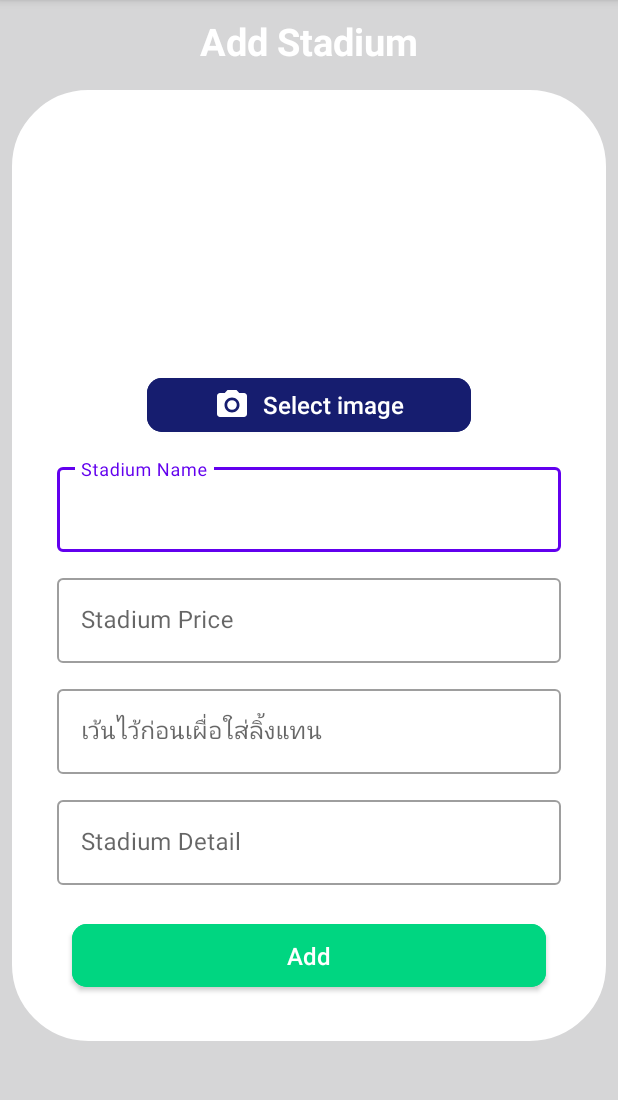
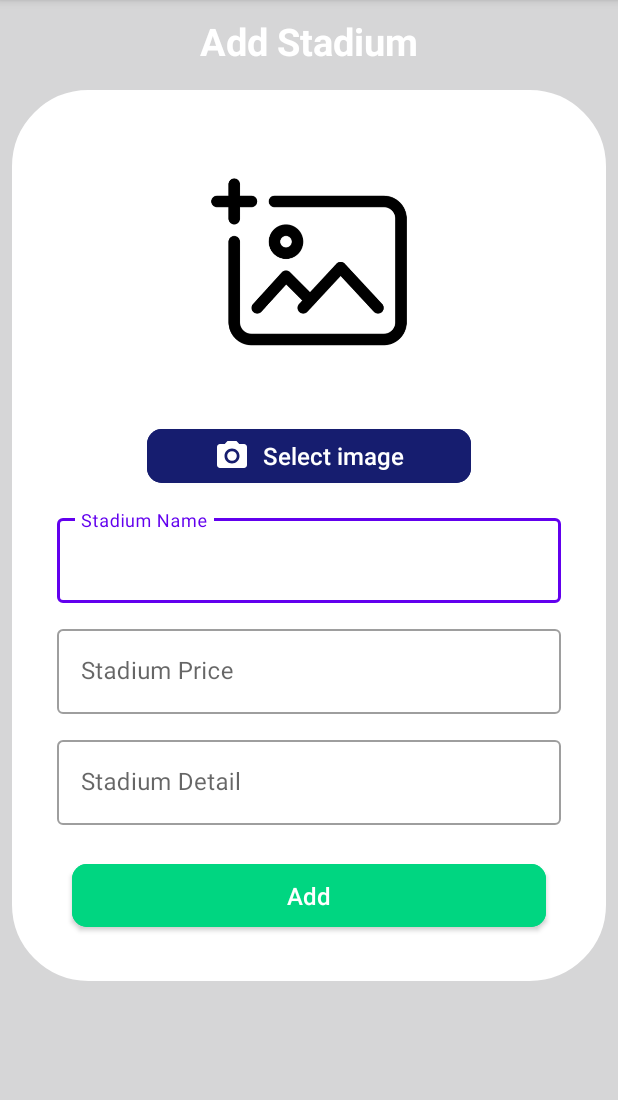
Before and after one commit to peanattha/project-mobile-device, an Android app: the add_stadium screen opened directly, with no data from a screen before it, on a phone screen of 412 x 824 dp, the part 84-1184 px from its top. Run offline under Robolectric (Android 15) with nearby library versions, the light colour scheme and no system bars; pictures from the network do not load.

Commit message:
Initial Commit

```diff
--- a/app/src/main/java/com/example/project/manage_stadium.kt
+++ b/app/src/main/java/com/example/project/manage_stadium.kt
@@ -28,6 +28,7 @@ class manage_stadium : AppCompatActivity() {
                 DividerItemDecoration.VERTICAL) )
     }
     override fun onResume() {
+        stadiumList.clear()
         super.onResume()
         callStadiumData()
     }
--- a/app/src/main/java/com/example/project/stadiumAPI.kt
+++ b/app/src/main/java/com/example/project/stadiumAPI.kt
@@ -1,12 +1,14 @@
 package com.example.project
 
+import okhttp3.MultipartBody
+import okhttp3.RequestBody
 import retrofit2.Call
 import retrofit2.Retrofit
 import retrofit2.converter.gson.GsonConverterFactory
 import retrofit2.http.*
 
 interface stadiumAPI {
-    @GET("allstadiun")
+    @GET("allstadium")
     fun retrieveStadium(): Call<List<stadium>>
 
     @FormUrlEncoded
@@ -19,29 +21,31 @@ interface stadiumAPI {
     ): Call<search>
 
     @FormUrlEncoded
-    @POST("stadium")
-    fun insertStadium(
-        @Field("stadium_name") stadium_name: String,
-        @Field("stadium_price") stadium_price: Int,
-        @Field("stadium_img") stadium_img: String,
-        @Field("stadium_detail") stadium_detail: String,
-        @Field("create_at") create_at: String): Call<stadium>
-
-    @FormUrlEncoded
-    @PUT("stadium/{stadium_id}")
-    fun updateStadium(
-        @Path("stadium_id") stadium_id: String,
-        @Field("stadium_name") stadium_name: String,
-        @Field("stadium_price") stadium_price: Int,
-        @Field("stadium_img") stadium_img: String,
-        @Field("stadium_detail") stadium_detail: String,
-        @Field("update_at") update_at: String): Call<stadium>
-
-    @FormUrlEncoded
     @PUT("stadium/{stadium_id}")
     fun softDeleteStadium(
         @Path("stadium_id") stadium_id: String,
         @Field("delete_at") delete_at: String): Call<stadium>
+
+    @Multipart
+    @POST("/stadium")
+    fun add(
+        @Part image: MultipartBody.Part,
+        @Part("stadium_name") stadium_name: RequestBody,
+        @Part("stadium_price") stadium_price: RequestBody,
+        @Part("stadium_detail") stadium_detail: RequestBody,
+        @Part("create_at") create_at: RequestBody
+    ): Call<UploadResponse>
+
+    @Multipart
+    @PUT("stadium/{stadium_id}")
+    fun updateStadium(
+        @Part image: MultipartBody.Part,
+        @Path("stadium_id") stadium_id: String,
+        @Part("stadium_name") stadium_name: RequestBody,
+        @Part("stadium_price") stadium_price: RequestBody,
+        @Part("stadium_detail") stadium_detail: RequestBody,
+        @Part("update_at") update_at: RequestBody
+    ): Call<UploadResponse>
 
     companion object {
         fun create(): stadiumAPI {
@@ -53,4 +57,5 @@ interface stadiumAPI {
             return serv
         }
     }
+
 }
--- a/app/src/main/res/layout/activity_add_stadium.xml
+++ b/app/src/main/res/layout/activity_add_stadium.xml
@@ -64,11 +64,13 @@
 
                 <ImageView
                     android:id="@+id/imageView"
-                    android:layout_width="329dp"
-                    android:layout_height="146dp"/>
+                    android:layout_width="match_parent"
+                    android:layout_height="180dp"
+                    android:scaleType="centerCrop"
+                    android:src="@drawable/picture"/>
 
                 <Button
-                    android:id="@+id/cusSlip"
+                    android:id="@+id/btnSelect"
                     style="@style/Widget.MaterialComponents.Button"
                     android:layout_width="match_parent"
                     android:layout_height="wrap_content"
@@ -115,20 +117,20 @@
                         android:textSize="16sp" />
                 </com.google.android.material.textfield.TextInputLayout>
 
-                <com.google.android.material.textfield.TextInputLayout
-                    style="@style/Widget.MaterialComponents.TextInputLayout.OutlinedBox"
-                    android:layout_width="match_parent"
-                    android:layout_height="wrap_content"
-                    android:layout_marginTop="12dp"
-                    android:hint="เว้นไว้ก่อนเผื่อใส่ลิ้งแทน">
+                <!--                <com.google.android.material.textfield.TextInputLayout-->
+                <!--                    style="@style/Widget.MaterialComponents.TextInputLayout.OutlinedBox"-->
+                <!--                    android:layout_width="match_parent"-->
+                <!--                    android:layout_height="wrap_content"-->
+                <!--                    android:layout_marginTop="12dp"-->
+                <!--                    android:hint="เว้นไว้ก่อนเผื่อใส่ลิ้งแทน">-->
 
-                    <com.google.android.material.textfield.TextInputEditText
-                        android:id="@+id/addImg"
-                        android:layout_width="match_parent"
-                        android:layout_height="wrap_content"
-                        android:inputType="text"
-                        android:textSize="16sp" />
-                </com.google.android.material.textfield.TextInputLayout>
+                <!--                    <com.google.android.material.textfield.TextInputEditText-->
+                <!--                        android:id="@+id/addImg"-->
+                <!--                        android:layout_width="match_parent"-->
+                <!--                        android:layout_height="wrap_content"-->
+                <!--                        android:inputType="text"-->
+                <!--                        android:textSize="16sp" />-->
+                <!--                </com.google.android.material.textfield.TextInputLayout>-->
 
                 <com.google.android.material.textfield.TextInputLayout
                     style="@style/Widget.MaterialComponents.TextInputLayout.OutlinedBox"
@@ -145,7 +147,7 @@
                         android:textSize="16sp" />
                 </com.google.android.material.textfield.TextInputLayout>
                 <Button
-                    android:id="@+id/btnEdit"
+                    android:id="@+id/btnAdd"
                     style="@style/Widget.MaterialComponents.Button"
                     android:layout_width="match_parent"
                     android:layout_height="wrap_content"
```
Also changed, not shown: app/src/main/java/com/example/project/add_stadium.kt (+86 -37 lines), app/src/main/java/com/example/project/edit_stadium.kt (+108 -43 lines), app/src/main/res/layout/activity_edit_stadium.xml (+16 -49 lines), app/src/main/res/drawable/picture.png (added).
